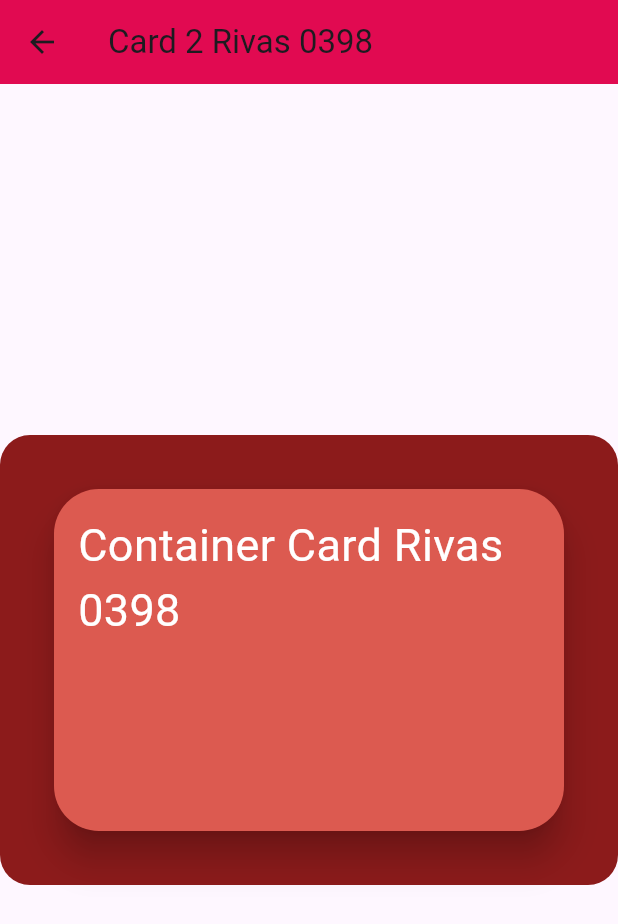
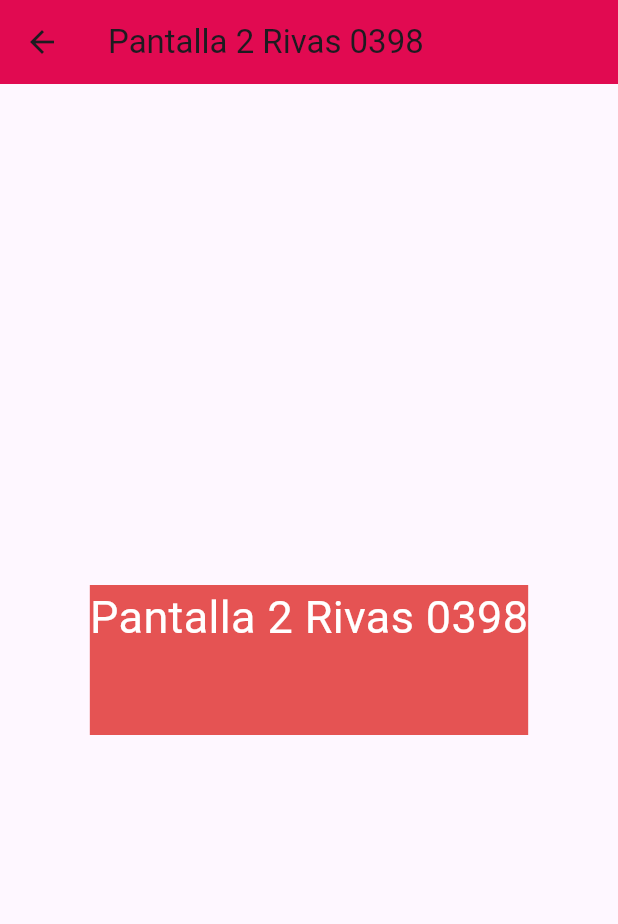
Before and after one commit to AlonsoRivasA/p15-RutasV2-0398, a Flutter app: the screen it shows after launch, after a tap on "Ir a la Pantalla 2", on a phone screen of 412 x 824 dp. Shown: the top 924 px of the screen. Run offline on Flutter 3.47's test engine with Material 3 defaults, Android fonts, the phone set to English and light mode, and no system bars.

```diff
--- a/lib/main.dart
+++ b/lib/main.dart
@@ -2,6 +2,7 @@ import 'package:flutter/material.dart';
 import 'package:rivas0398/pantalla1_0398.dart';
 import 'package:rivas0398/pantalla2_0398.dart';
 import 'package:rivas0398/pantallainicial_0398.dart';
+import 'package:rivas0398/pantalla3_0398.dart';
 
 void main() => runApp(MiApp0398());
 
@@ -17,6 +18,7 @@ class MiApp0398 extends StatelessWidget {
           "/": (context) => const PantallaInicial0398(),
           "/Pantalla1_0398": (context) => const Pantalla1_0398(),
           "/Pantalla2_0398": (context) => const Pantalla2_0398(),
+          "/Pantalla3_0398": (context) => const Pantalla3_0398(),
         });
   } // Fin Widget
 } //Fin MiApp0398
--- a/lib/pantalla1_0398.dart
+++ b/lib/pantalla1_0398.dart
@@ -7,21 +7,20 @@ class Pantalla1_0398 extends StatelessWidget {
   Widget build(BuildContext context) {
     return Scaffold(
       appBar: AppBar(
-        title: const Text("Card Colores Rivas 0398"),
+        title: const Text("Pantalla 1 Rivas 0398"),
         backgroundColor: Color(0xffff76a5),
       ),
       body: Center(
-        child: Card(
-          shape:
-              RoundedRectangleBorder(borderRadius: BorderRadius.circular(30)),
-          elevation: 10,
-          color: Color(0xfff6b4f1),
-          child: Padding(
-            padding: EdgeInsets.all(20),
-            child: Text(
-              "Card Rivas",
-              style: TextStyle(fontSize: 30, color: Color(0xffffffff)),
-            ),
+        child: Container(
+          color: Color(0xffcf81c4),
+          width: 300,
+          height: 300,
+          padding: EdgeInsets.all(32),
+          margin: EdgeInsets.symmetric(vertical: 16, horizontal: 32),
+          alignment: Alignment.center,
+          child: Text(
+            'Pantalla 1 Rivas 0398',
+            style: TextStyle(fontSize: 30, color: Colors.white),
           ),
         ),
       ),
--- a/lib/pantalla2_0398.dart
+++ b/lib/pantalla2_0398.dart
@@ -7,33 +7,21 @@ class Pantalla2_0398 extends StatelessWidget {
   Widget build(BuildContext context) {
     return Scaffold(
       appBar: AppBar(
-        title: const Text("Card 2 Rivas 0398"),
+        title: const Text("Pantalla 2 Rivas 0398"),
         backgroundColor: const Color(0xffe10a51),
       ),
       body: Center(
         child: Container(
-          width: double.infinity,
-          height: 300,
-          decoration: BoxDecoration(
-            color: const Color(0xff8c1b1b),
-            borderRadius: BorderRadius.circular(20),
+          color: Color(0xffe55353),
+          constraints: BoxConstraints(
+            minHeight: 100,
+            minWidth: 200,
+            maxHeight: 300,
+            maxWidth: 300,
           ),
-          child: Padding(
-            padding: const EdgeInsets.all(32),
-            child: Card(
-              elevation: 10,
-              shape: RoundedRectangleBorder(
-                borderRadius: BorderRadius.circular(30),
-              ),
-              color: const Color(0xffdc5a50),
-              child: Padding(
-                padding: const EdgeInsets.all(16),
-                child: Text(
-                  'Container Card Rivas 0398',
-                  style: TextStyle(fontSize: 30, color: Colors.white),
-                ),
-              ),
-            ),
+          child: Text(
+            'Pantalla 2 Rivas 0398',
+            style: TextStyle(fontSize: 30, color: Colors.white),
           ),
         ),
       ),
--- a/lib/pantallainicial_0398.dart
+++ b/lib/pantallainicial_0398.dart
@@ -18,14 +18,32 @@ class PantallaInicial0398 extends StatelessWidget {
               onPressed: () {
                 Navigator.pushNamed(context, "/Pantalla1_0398");
               },
+              style: ElevatedButton.styleFrom(
+                primary: Color(0xfff321bf),
+                textStyle: TextStyle(fontSize: 20),
+              ),
               child: const Text("Ir a la Pantalla 1"),
             ),
             ElevatedButton(
               onPressed: () {
                 Navigator.pushNamed(context, "/Pantalla2_0398");
               },
+              style: ElevatedButton.styleFrom(
+                primary: Color(0xfff10505),
+                textStyle: TextStyle(fontSize: 20),
+              ),
               child: const Text("Ir a la Pantalla 2"),
-            )
+            ),
+            ElevatedButton(
+              onPressed: () {
+                Navigator.pushNamed(context, "/Pantalla3_0398");
+              },
+              style: ElevatedButton.styleFrom(
+                primary: Color(0xff413ee7),
+                textStyle: TextStyle(fontSize: 22),
+              ),
+              child: const Text("Ir a la Pantalla 3"),
+            ),
           ],
         ),
       ),
```
Also changed, not shown: lib/pantalla3_0398.dart (added, +28 -0 lines).
